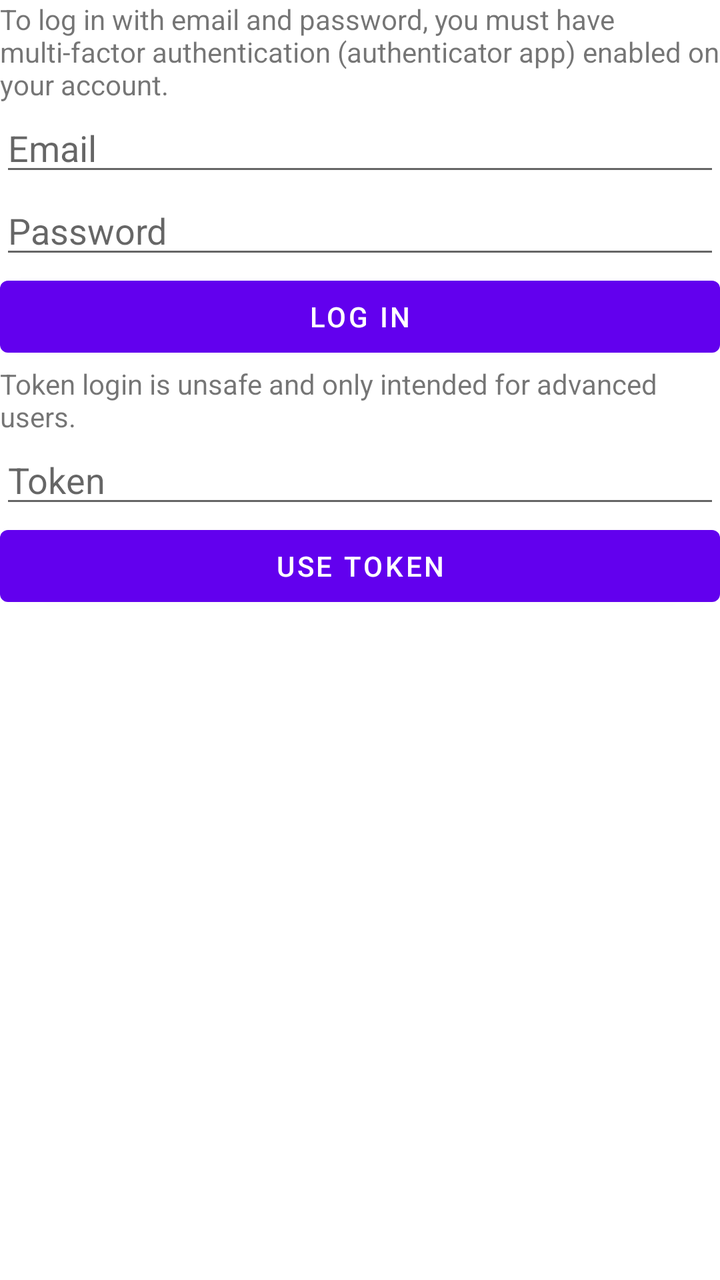
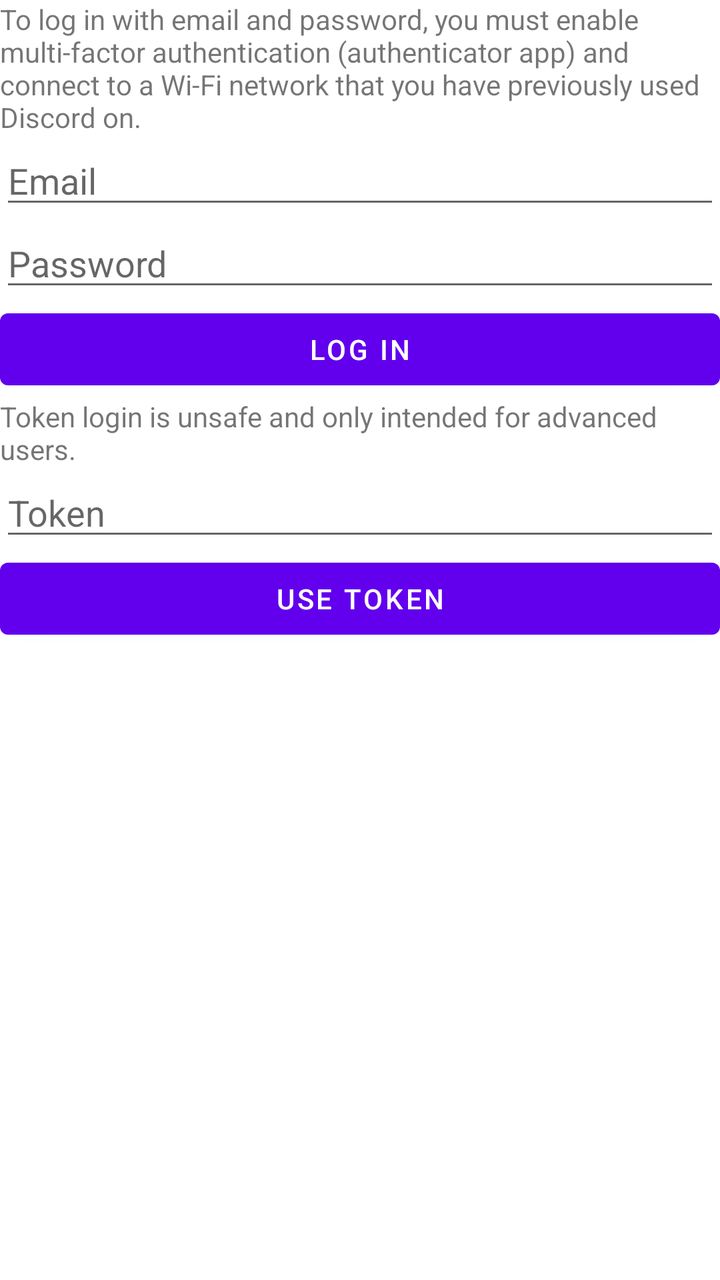

Two renders of the same Android screen: before a commit and after it. Below are the layout's source before the change and the commit's diff.
<!-- AndroidManifest.xml: fallback theme Theme.MaterialComponents.DayNight.NoActionBar -->
<!-- res/layout/login.xml -->
<?xml version="1.0" encoding="utf-8"?>
<LinearLayout xmlns:android="http://schemas.android.com/apk/res/android"
    android:orientation="vertical" android:layout_width="match_parent"
    android:layout_height="match_parent"
    android:weightSum="1">

    <TextView
        android:id="@+id/textView"
        android:layout_width="match_parent"
        android:layout_height="wrap_content"
        android:text="To log in with email and password, you must have multi-factor authentication (authenticator app) enabled on your account." />

    <EditText
        android:id="@+id/emailField"
        android:layout_width="match_parent"
        android:layout_height="wrap_content"
        android:ems="10"
        android:hint="Email"
        android:inputType="textWebEmailAddress" />

    <EditText
        android:id="@+id/passwordField"
        android:layout_width="match_parent"
        android:layout_height="wrap_content"
        android:ems="10"
        android:hint="Password"
        android:inputType="textPassword" />

    <Button
        android:id="@+id/loginButton"
        android:layout_width="match_parent"
        android:layout_height="wrap_content"
        android:text="Log in" />

    <TextView
        android:id="@+id/textView2"
        android:layout_width="match_parent"
        android:layout_height="wrap_content"
        android:text="Token login is unsafe and only intended for advanced users." />

    <EditText
        android:id="@+id/tokenField"
        android:layout_width="match_parent"
        android:layout_height="wrap_content"
        android:ems="10"
        android:hint="Token"
        android:inputType="textVisiblePassword" />

    <Button
        android:id="@+id/tokenLoginButton"
        android:layout_width="match_parent"
        android:layout_height="wrap_content"
        android:text="Use token" />

</LinearLayout>
<!-- resources referenced by this layout -->
<resources>

</resources>

<!-- the commit's change to res/layout/login.xml (unified diff, before → after) -->
@@ -8,7 +8,7 @@
         android:id="@+id/textView"
         android:layout_width="match_parent"
         android:layout_height="wrap_content"
-        android:text="To log in with email and password, you must have multi-factor authentication (authenticator app) enabled on your account." />
+        android:text="To log in with email and password, you must enable multi-factor authentication (authenticator app) and connect to a Wi-Fi network that you have previously used Discord on." />
 
     <EditText
         android:id="@+id/emailField"
